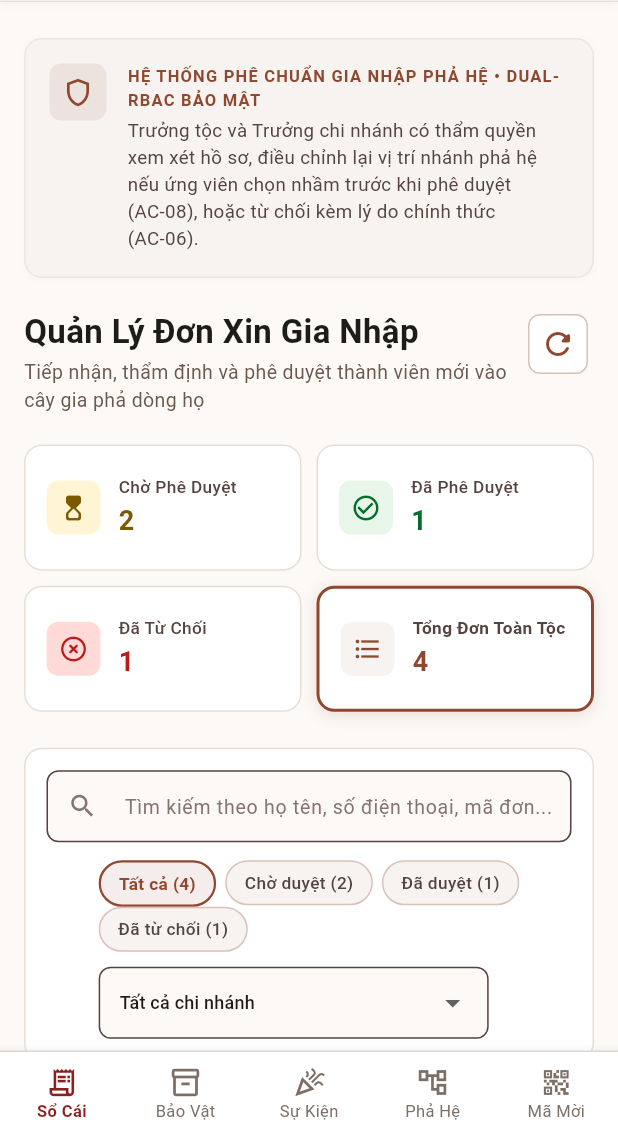
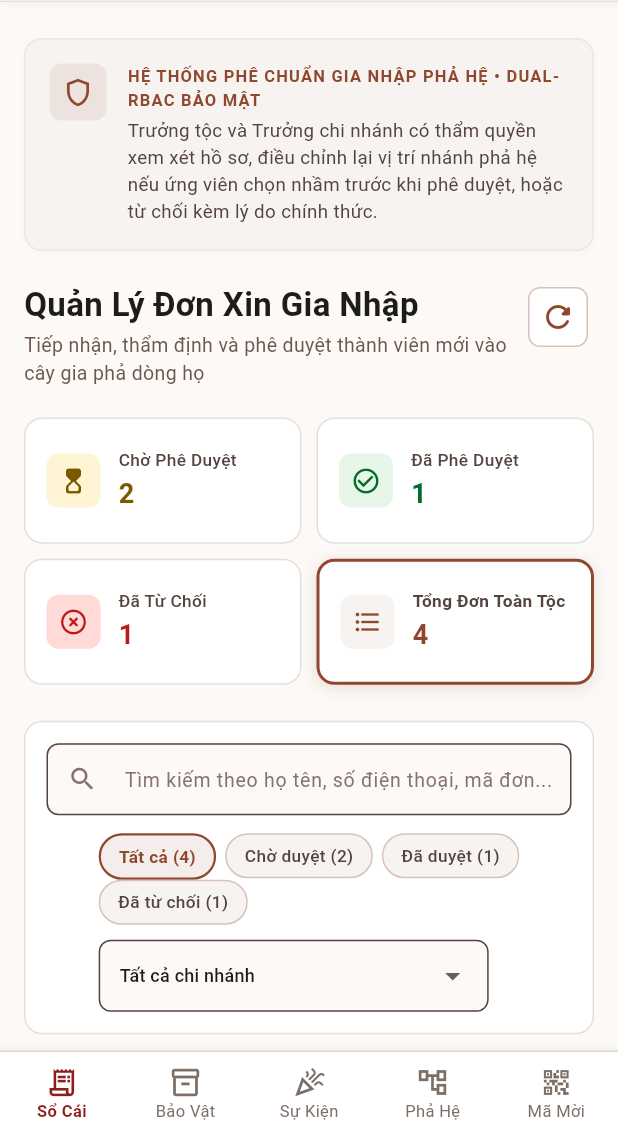
Before and after one commit to DonThuanUIT/family-management-frontend, a Flutter app: the JoinRequestsManagementScreen screen opened by its route, on a phone screen of 412 x 824 dp, the part 100-1236 px from its top. Run offline on Flutter 3.47's test engine with Material 3 defaults, Android fonts, the phone set to English and light mode, and no system bars; our stand-ins replace dio, file_picker, flutter_riverpod, flutter_secure_storage, go_router, pdf and 1 more; missing offline and left inert: crop_your_image, file_saver, flutter_quill; accounts and stored records are empty; network calls fail; Roboto replaces fonts that are missing (Cinzel, JetBrains Mono, Plus Jakarta Sans).

Commit message:
refactor(ui): clean up technical checkpoint labels in designed screens (US-19, US-33)

```diff
--- a/lib/features/auth/presentation/screens/invite_code_screen.dart
+++ b/lib/features/auth/presentation/screens/invite_code_screen.dart
@@ -423,7 +423,7 @@ class _InviteCodeScreenState extends ConsumerState<InviteCodeScreen> {
                           _infoRow(
                             'Hình thức:',
                             _previewData!.inviteType == 'PositionLinkCode'
-                                ? 'Mã liên kết vị trí cá nhân (US-19)'
+                                ? 'Mã liên kết vị trí cá nhân'
                                 : 'Mã mời chung ghi danh vào phả hệ',
                           ),
                           const SizedBox(height: 16),
--- a/lib/features/invitation/presentation/screens/join_requests_management_screen.dart
+++ b/lib/features/invitation/presentation/screens/join_requests_management_screen.dart
@@ -205,7 +205,7 @@ class _JoinRequestsManagementScreenState
                 ),
                 SizedBox(height: 4),
                 Text(
-                  'Trưởng tộc và Trưởng chi nhánh có thẩm quyền xem xét hồ sơ, điều chỉnh lại vị trí nhánh phả hệ nếu ứng viên chọn nhầm trước khi phê duyệt (AC-08), hoặc từ chối kèm lý do chính thức (AC-06).',
+                  'Trưởng tộc và Trưởng chi nhánh có thẩm quyền xem xét hồ sơ, điều chỉnh lại vị trí nhánh phả hệ nếu ứng viên chọn nhầm trước khi phê duyệt, hoặc từ chối kèm lý do chính thức.',
                   style: TextStyle(
                     fontFamily: 'Plus Jakarta Sans',
                     fontSize: 12.5,
--- a/lib/features/invitation/presentation/widgets/join_request_detail_dialog.dart
+++ b/lib/features/invitation/presentation/widgets/join_request_detail_dialog.dart
@@ -366,7 +366,7 @@ class _JoinRequestDetailDialogState extends ConsumerState<JoinRequestDetailDialo
 
                                 const SizedBox(height: 8),
                                 const Text(
-                                  'Gợi ý AC-08: Nếu người nộp đơn chọn nhầm chi nhánh, quý vị hãy chọn lại nhánh chính xác trước khi bấm Phê duyệt. Thành viên sẽ được thêm vào đúng nhánh đã chọn.',
+                                  'Gợi ý: Nếu người nộp đơn chọn nhầm chi nhánh, quý vị hãy chọn lại nhánh chính xác trước khi bấm Phê duyệt. Thành viên sẽ được thêm vào đúng nhánh đã chọn.',
                                   style: TextStyle(
                                     fontSize: 11,
                                     color: Color(0xFF6B584E),
--- a/lib/features/invitation/presentation/widgets/reject_join_request_dialog.dart
+++ b/lib/features/invitation/presentation/widgets/reject_join_request_dialog.dart
@@ -156,7 +156,7 @@ class _RejectJoinRequestDialogState extends ConsumerState<RejectJoinRequestDialo
                       SizedBox(width: 10),
                       Expanded(
                         child: Text(
-                          'Theo quy chuẩn AC-06: Khi từ chối, tài khoản tạm của ứng viên sẽ bị vô hiệu hóa an toàn và lý do sẽ được lưu vào biên bản kiểm toán.',
+                          'Khi từ chối, tài khoản tạm của ứng viên sẽ bị vô hiệu hóa an toàn và lý do sẽ được lưu vào biên bản kiểm toán.',
                           style: TextStyle(
                             fontSize: 12,
                             color: Color(0xFF93000A),
```
